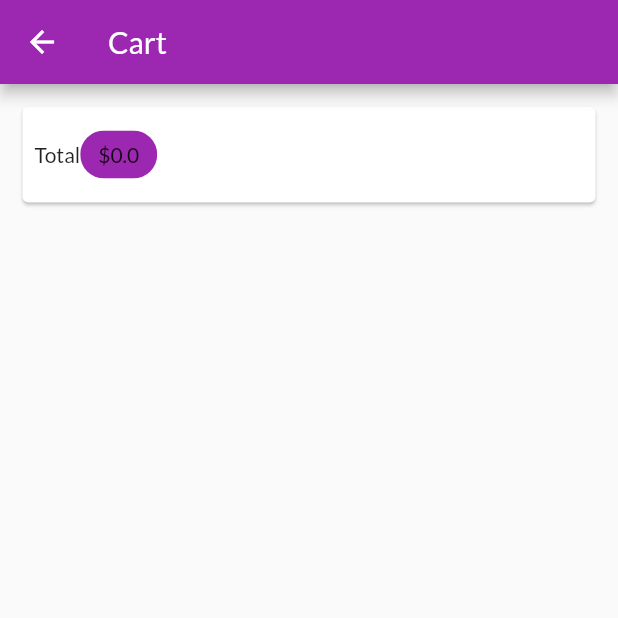
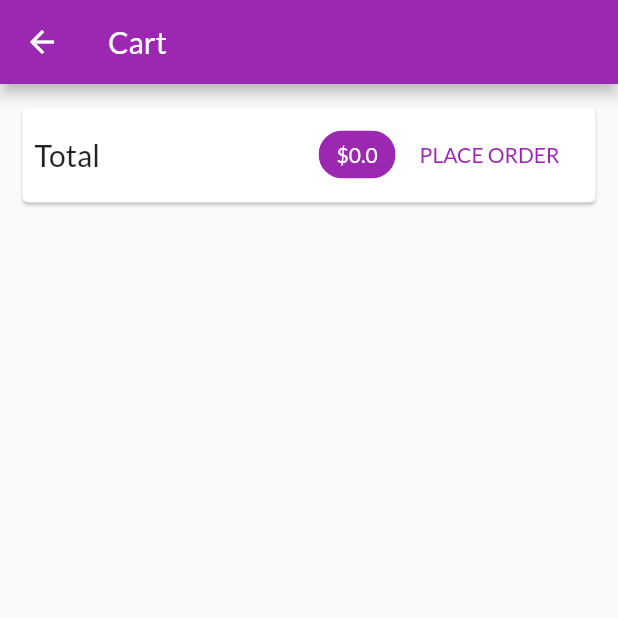
Before and after one commit to AhmedMostafaElbasha/MyShop-App, a Flutter app: the CartScreen screen opened by its route, on a phone screen of 412 x 824 dp, the top half of it. Run offline on Flutter 3.47's test engine with Material 2 defaults, Android fonts, the phone set to English and light mode, and no system bars; network calls fail.

Commit message:
Added Display Cart Item Feature

```diff
--- a/my_shop/lib/providers/cart.dart
+++ b/my_shop/lib/providers/cart.dart
@@ -61,4 +61,9 @@ class Cart with ChangeNotifier {
     }
     notifyListeners();
   }
+
+  void removeItem(String productId) {
+    _items.remove(productId);
+    notifyListeners();
+  }
 }
--- a/my_shop/lib/screens/cart_screen.dart
+++ b/my_shop/lib/screens/cart_screen.dart
@@ -1,7 +1,9 @@
 import 'package:flutter/material.dart';
 import 'package:provider/provider.dart';
 
-import '../providers/cart.dart';
+import '../providers/cart.dart' show Cart;
+// import '../widgets/cart_item.dart' as cartItem;
+import '../widgets/cart_item.dart';
 
 class CartScreen extends StatelessWidget {
   static const routeName = '/cart';
@@ -20,18 +22,48 @@ class CartScreen extends StatelessWidget {
             child: Padding(
               padding: EdgeInsets.all(8),
               child: Row(
+                mainAxisAlignment: MainAxisAlignment.spaceBetween,
                 children: <Widget>[
                   Text(
                     'Total',
+                    style: TextStyle(
+                      fontSize: 20,
+                    ),
                   ),
+                  Spacer(),
                   Chip(
-                    label: Text('\$${cart.totalAmount}'),
+                    label: Text(
+                      '\$${cart.totalAmount}',
+                      style: TextStyle(
+                        color: Theme.of(context).primaryTextTheme.title.color,
+                      ),
+                    ),
                     backgroundColor: Theme.of(context).primaryColor,
                   ),
+                  FlatButton(
+                    child: Text('PLACE ORDER'),
+                    onPressed: () {},
+                    textColor: Theme.of(context).primaryColor,
+                  )
                 ],
               ),
             ),
           ),
+          SizedBox(
+            height: 10,
+          ),
+          Expanded(
+            child: ListView.builder(
+              itemCount: cart.items.length,
+              itemBuilder: (context, index) => CartItem(
+                id: cart.items.values.toList()[index].id,
+                price: cart.items.values.toList()[index].price,
+                quantity: cart.items.values.toList()[index].quantity,
+                title: cart.items.values.toList()[index].title,
+                productId: cart.items.keys.toList()[index],
+              ),
+            ),
+          )
         ],
       ),
     );
--- a/my_shop/lib/screens/products_overview_screen.dart
+++ b/my_shop/lib/screens/products_overview_screen.dart
@@ -4,6 +4,7 @@ import 'package:provider/provider.dart';
 import '../widgets/products_grid.dart';
 import '../widgets/badge.dart';
 import '../providers/cart.dart';
+import '../screens/cart_screen.dart';
 
 enum FilterType {
   Favorites,
@@ -54,7 +55,9 @@ class _ProductsOverviewScreenState extends State<ProductsOverviewScreen> {
             ),
             child: IconButton(
               icon: Icon(Icons.shopping_cart),
-              onPressed: () {},
+              onPressed: () {
+                Navigator.of(context).pushNamed(CartScreen.routeName);
+              },
             ),
           ),
         ],
```
Also changed, not shown: my_shop/lib/widgets/cart_item.dart (added, +68 -0 lines).
